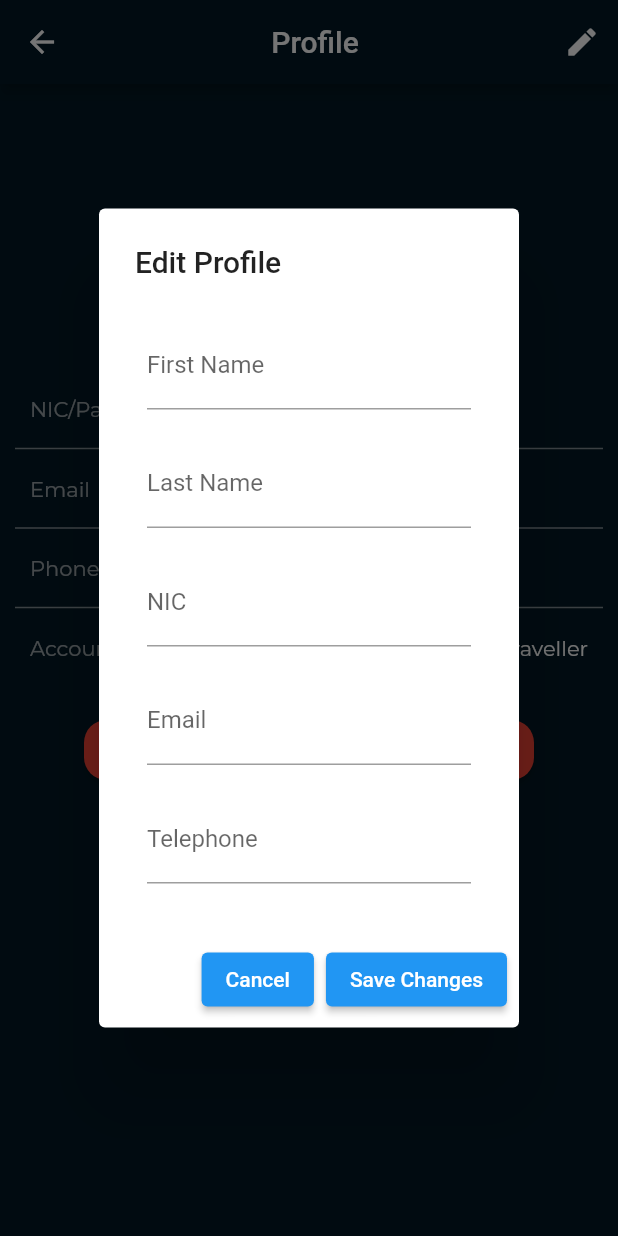
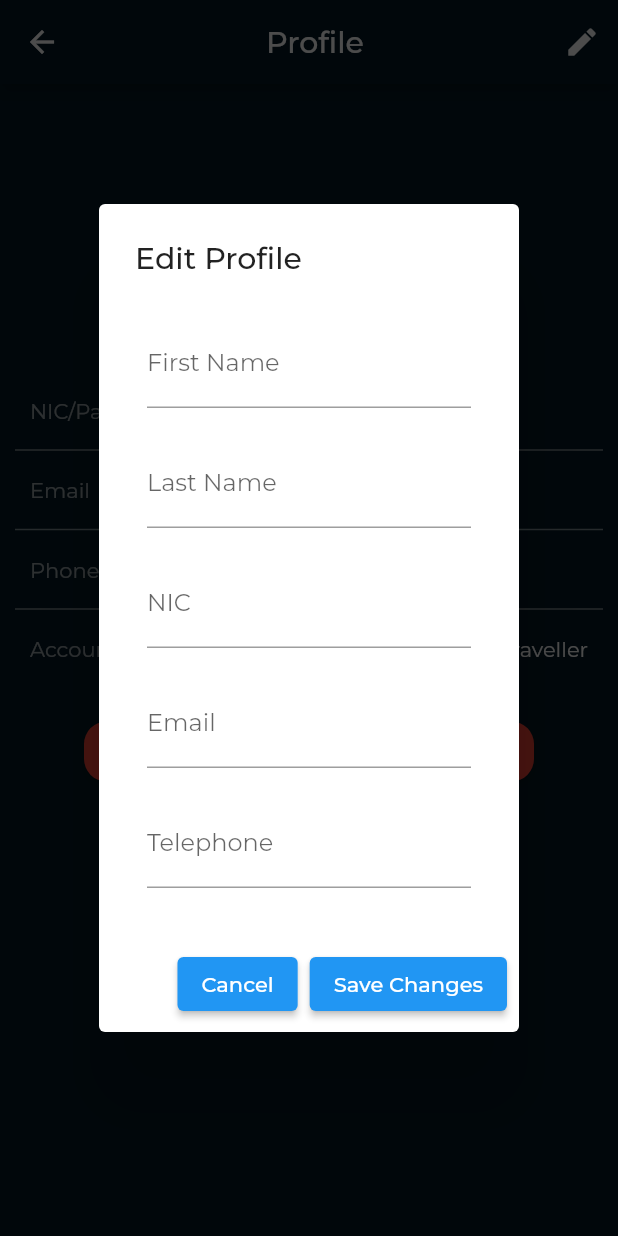
Before and after one commit to Ceyntra/Ceyntra-mobile, a Flutter app: the TravellerProfileScreen screen opened directly, after a tap on the "edit" icon, on a phone screen of 412 x 824 dp. Run offline on Flutter 3.47's test engine with Material 2 defaults, Android fonts, the phone set to English and light mode, and no system bars; our stand-ins replace auto_size_text, carousel_pro, dio, expandable_text, firebase_auth, firebase_core and 10 more; missing offline and left inert: shape_of_view, stomp_dart_client, translator; accounts and stored records are empty; network calls fail.

Commit message:
added success alert

```diff
--- a/lib/views/screens/profileScreens/travellerProfile.dart
+++ b/lib/views/screens/profileScreens/travellerProfile.dart
@@ -2,6 +2,7 @@ import 'package:ceyntra_mobile/service/ProfileService.dart';
 import 'package:ceyntra_mobile/views/widgets/dividerWidget.dart';
 import 'package:ceyntra_mobile/views/widgets/profileDetailsWidget.dart';
 import 'package:flutter/material.dart';
+import 'package:google_fonts/google_fonts.dart';
 import 'dart:io';
 import 'package:image_picker/image_picker.dart';
 import 'package:dio/dio.dart';
@@ -33,6 +34,31 @@ class _TravellerProfileScreenState extends State<TravellerProfileScreen> {
   TextEditingController emailController;
   TextEditingController telephoneController;
 
+  void successDialog(){
+    AlertDialog alert = AlertDialog(
+      title: Column(
+        children: [
+          Icon(
+            Icons.done_all,
+            color: Colors.green,
+            size: 80,
+          ),
+          Text("Profile Updated Successfully", style: GoogleFonts.montserrat()),
+        ],
+      ),
+      titlePadding: EdgeInsets.symmetric(horizontal: 25, vertical: 50)
+    );
+
+    showDialog(
+      context: context,
+      builder: (BuildContext context) {
+        Future.delayed(Duration(seconds: 3), () {
+          Navigator.of(context).pop();
+        });
+        return alert;
+      });
+  }
+
   void getUpdatedData(){
     Map<String, dynamic> updatedDetails = {
       "userID": uID,
@@ -46,6 +72,7 @@ class _TravellerProfileScreenState extends State<TravellerProfileScreen> {
     updatedResult.then((value) => {
       if (value == 1){
         setState(() {
+          successDialog();
           fName=firstNameController.text;
           lName=lastNameController.text;
           nic=nicController.text;
@@ -61,15 +88,16 @@ class _TravellerProfileScreenState extends State<TravellerProfileScreen> {
   void detailsEditForm(BuildContext context){
     showDialog(
       barrierDismissible: false,
+      barrierColor: Colors.black.withOpacity(0.7),
       context: context,
       builder: (BuildContext context) {
         return AlertDialog(
-          // backgroundColor: Colors.blueGrey,
+          // backgroundColor: Color(0xff031925),
           // contentTextStyle: TextStyle(
           //   color: Colors.red
           // ),
           scrollable: true,
-          title: Text('Edit Profile'),
+          title: Text('Edit Profile', style: GoogleFonts.montserrat()),
           content: Padding(
             padding: const EdgeInsets.all(8.0),
             child: Form(
@@ -81,6 +109,7 @@ class _TravellerProfileScreenState extends State<TravellerProfileScreen> {
                     // style: TextStyle(
                     //   color: Colors.white
                     // ),
+                    style: GoogleFonts.montserrat(),
                     controller: firstNameController,
                     validator: (val) {
                       return val.isEmpty
@@ -99,6 +128,7 @@ class _TravellerProfileScreenState extends State<TravellerProfileScreen> {
                   Padding(padding: EdgeInsets.symmetric(vertical:10)),
 
                   TextFormField(
+                    style: GoogleFonts.montserrat(),
                     controller: lastNameController,
                     validator: (val) {
                       return val.isEmpty
@@ -112,6 +142,7 @@ class _TravellerProfileScreenState extends State<TravellerProfileScreen> {
                   Padding(padding: EdgeInsets.symmetric(vertical:10)),
 
                   TextFormField(
+                    style: GoogleFonts.montserrat(),
                     controller: nicController,
                     validator: (val) {
                       return val.isEmpty || val.length < 4
@@ -125,6 +156,7 @@ class _TravellerProfileScreenState extends State<TravellerProfileScreen> {
                   Padding(padding: EdgeInsets.symmetric(vertical:10)),
 
                   TextFormField(
+                    style: GoogleFonts.montserrat(),
                     controller: emailController,
                     validator: (val) {
                       return RegExp(r"^[a-zA-Z0-9.a-zA-Z0-9.!#$%&'*+-/=?^_`{|}~]+@[a-zA-Z0-9]+\.[a-zA-Z]+").hasMatch(val)
@@ -138,6 +170,7 @@ class _TravellerProfileScreenState extends State<TravellerProfileScreen> {
                   Padding(padding: EdgeInsets.symmetric(vertical:10)),
 
                   TextFormField(
+                    style: GoogleFonts.montserrat(),
                     controller: telephoneController,
                     validator: (val) {
                       return RegExp(r"^[0-9]*$").hasMatch(val) && val.length > 8
@@ -154,7 +187,7 @@ class _TravellerProfileScreenState extends State<TravellerProfileScreen> {
           ),
           actions: [
             ElevatedButton(
-              child: Text("Cancel"),
+              child: Text("Cancel", style: GoogleFonts.montserrat()),
               onPressed: () {
                 Navigator.of(context).pop();
                 firstNameController.text=fName;
@@ -165,7 +198,7 @@ class _TravellerProfileScreenState extends State<TravellerProfileScreen> {
               }
             ),
             ElevatedButton(
-              child: Text("Save Changes"),
+              child: Text("Save Changes", style: GoogleFonts.montserrat()),
               onPressed: () {
                 if (_formKey.currentState.validate()) {
                   Navigator.of(context).pop();
@@ -181,15 +214,15 @@ class _TravellerProfileScreenState extends State<TravellerProfileScreen> {
 
   void popUpDialog(BuildContext context) {
     Widget okButton = TextButton(
-      child: Text("OK"),
+      child: Text("OK", style: GoogleFonts.montserrat()),
       onPressed: () {
         Navigator.of(context).pop();
       },
     );
 
     AlertDialog alert = AlertDialog(
-      title: Text("Something Went Wrong..."),
-      content: Text("Update Failed"),
+      title: Text("Something Went Wrong...", style: GoogleFonts.montserrat()),
+      content: Text("Update Failed", style: GoogleFonts.montserrat()),
       actions: [
         okButton,
       ],
@@ -199,7 +232,8 @@ class _TravellerProfileScreenState extends State<TravellerProfileScreen> {
       context: context,
       builder: (BuildContext context) {
         return alert;
-      });
+      }
+    );
   }
 
   _imgFromCamera() async {
@@ -339,7 +373,10 @@ class _TravellerProfileScreenState extends State<TravellerProfileScreen> {
           child: Icon(Icons.arrow_back),
         ),
         title: Center(
-          child: Text('Profile'),
+          child: Text(
+            'Profile',
+            style: GoogleFonts.montserrat(),
+          ),
         ),
         actions: [
           IconButton(
@@ -400,7 +437,7 @@ class _TravellerProfileScreenState extends State<TravellerProfileScreen> {
               padding: EdgeInsets.only(bottom: 30),
               child: Text(
                 '$fName $lName',
-                style: TextStyle(
+                style: GoogleFonts.montserrat(
                   color: Colors.white,
                   fontSize: 20,
                 ),
@@ -429,7 +466,7 @@ class _TravellerProfileScreenState extends State<TravellerProfileScreen> {
                 ),
                 child: Text(
                   'Delete account',
-                  style: TextStyle(fontSize: 17),
+                  style: GoogleFonts.montserrat(fontSize: 17),
                 ),
               ),
             ),
```
